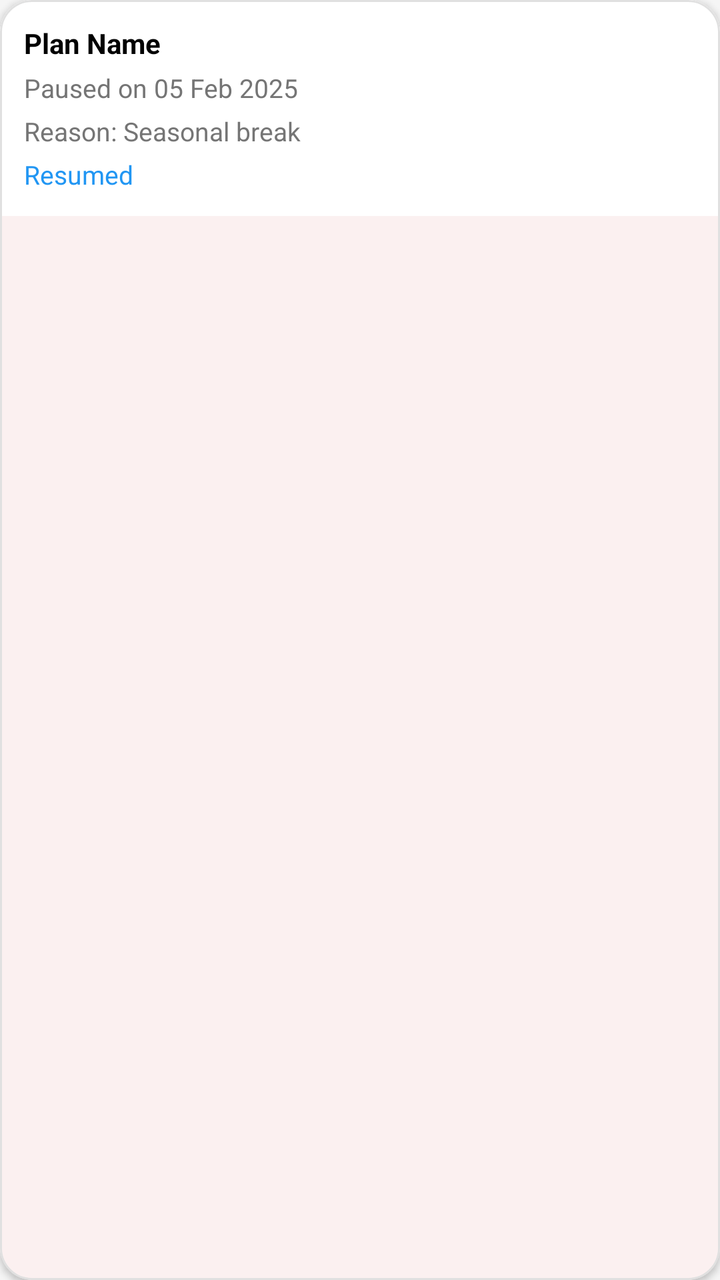
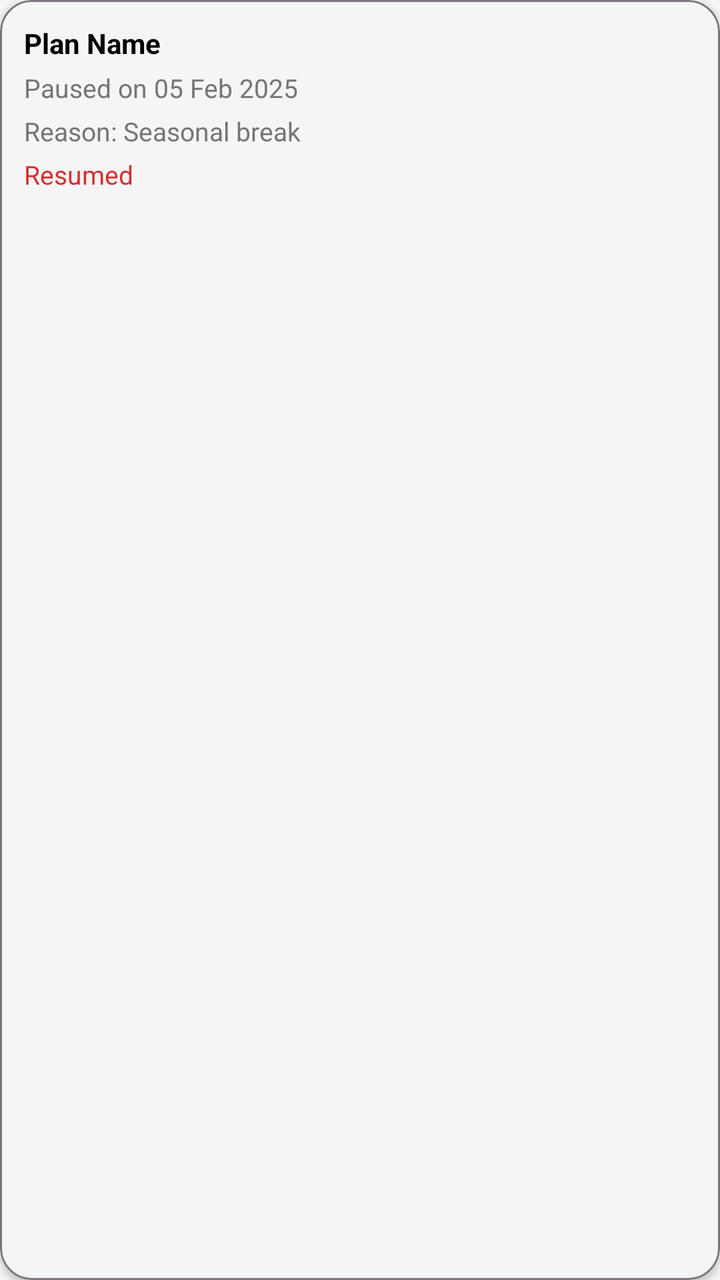

Screens rendered from an Android XML layout before and after an edit, with the pre-edit source and the edit as a unified diff.
<!-- AndroidManifest.xml: application theme Theme.SVDAgency -->
<!-- res/layout/user_subscription_pause_item.xml -->
<?xml version="1.0" encoding="utf-8"?>
<com.google.android.material.card.MaterialCardView xmlns:android="http://schemas.android.com/apk/res/android"
    xmlns:app="http://schemas.android.com/apk/res-auto"
    android:layout_width="match_parent"
    android:layout_height="wrap_content"
    android:layout_marginBottom="@dimen/spacing_small"
    app:cardElevation="2dp"
    app:cardCornerRadius="16dp"
    app:strokeColor="@color/divider_line"
    app:strokeWidth="1dp"
    app:cardBackgroundColor="@color/card_background">

    <LinearLayout
        android:layout_width="match_parent"
        android:layout_height="wrap_content"
        android:background="?attr/colorSurface"
        android:orientation="vertical"
        android:padding="@dimen/spacing_medium">

        <TextView
            android:id="@+id/tvPausePlan"
            android:layout_width="wrap_content"
            android:layout_height="wrap_content"
            android:text="Plan Name"
            android:textColor="@color/textColorPrimary"
            android:textStyle="bold"
            android:textSize="@dimen/text_size_medium" />

        <TextView
            android:id="@+id/tvPauseDates"
            android:layout_width="wrap_content"
            android:layout_height="wrap_content"
            android:text="Paused on 05 Feb 2025"
            android:textColor="@color/textColorSecondary"
            android:textSize="@dimen/text_size_small"
            android:layout_marginTop="@dimen/spacing_tiny" />

        <TextView
            android:id="@+id/tvPauseReason"
            android:layout_width="match_parent"
            android:layout_height="wrap_content"
            android:text="Reason: Seasonal break"
            android:textColor="@color/textColorSecondary"
            android:textSize="@dimen/text_size_small"
            android:layout_marginTop="@dimen/spacing_tiny" />

        <TextView
            android:id="@+id/tvPauseStatus"
            android:layout_width="wrap_content"
            android:layout_height="wrap_content"
            android:text="Resumed"
            android:textColor="@color/brand_blue"
            android:textSize="@dimen/text_size_small"
            android:layout_marginTop="@dimen/spacing_tiny" />

    </LinearLayout>
</com.google.android.material.card.MaterialCardView>
<!-- resources referenced by this layout -->
<resources>
  <color name="brand_blue">#2196F3</color>
  <color name="card_background">#FFFFFF</color>
  <color name="divider_line">#E0E0E0</color>
  <color name="textColorPrimary">#000000</color>
  <color name="textColorSecondary">#757575</color>
  <dimen name="spacing_medium">12dp</dimen>
  <dimen name="spacing_small">8dp</dimen>
  <dimen name="spacing_tiny">4dp</dimen>
  <dimen name="text_size_medium">14sp</dimen>
  <dimen name="text_size_small">13sp</dimen>
  <style name="Theme.SVDAgency" parent="Theme.Material3.Light.NoActionBar">
          
          <item name="colorPrimary">@color/brand_red</item>
          <item name="colorOnPrimary">@color/white</item>
          <item name="colorPrimaryContainer">@color/brand_red_dark</item>
          <item name="colorOnPrimaryContainer">@color/white</item>
  
          
          <item name="colorSecondary">@color/colorAccent</item>
          <item name="colorOnSecondary">@color/white</item>
          <item name="colorSecondaryContainer">@color/white</item>
          <item name="colorOnSecondaryContainer">@color/black</item>
  
          <item name="colorSurface">@color/surface_background</item>
          <item name="colorOnSurface">@color/textColorPrimary</item>
          <item name="colorSurfaceVariant">@color/surface_variant</item>
          <item name="colorOnSurfaceVariant">@color/textColorSecondary</item>
          <item name="colorBackground">@color/window_background</item>
  
          <item name="colorSurfaceContainer">@color/surface_background</item>
          <item name="colorSurfaceContainerHigh">@color/surface_background</item>
          <item name="colorSurfaceContainerHighest">@color/surface_background</item>
          <item name="colorSurfaceContainerLow">@color/surface_background</item>
          <item name="colorSurfaceContainerLowest">@color/surface_background</item>
  
          
          <item name="android:statusBarColor">@color/brand_red</item>
          <item name="android:windowLightStatusBar" tools:targetApi="m">false</item>
  
          
          <item name="android:windowBackground">@color/window_background</item>
  
          
          <item name="materialCardViewStyle">@style/Widget.App.CardView</item>
  
          
          <item name="navigationViewStyle">@style/Widget.App.NavigationView</item>
  
          
          <item name="bottomNavigationStyle">@style/Widget.App.BottomNavigationView</item>
      </style>
  <color name="brand_red">#D32F2F</color>
  <color name="white">#FFFFFFFF</color>
  <color name="brand_red_dark">#B71C1C</color>
  <color name="colorAccent">#FF5252</color>
  <color name="black">#FF000000</color>
  <color name="surface_background">#FFFFFF</color>
  <color name="surface_variant">#F5F5F5</color>
  <color name="window_background">#F5F5F5</color>
  <style name="Widget.App.CardView" parent="Widget.Material3.CardView.Elevated">
          <item name="cardBackgroundColor">@color/card_background</item>
          <item name="cardElevation">2dp</item>
          <item name="strokeWidth">1dp</item>
          <item name="strokeColor">@color/card_stroke_color</item>
      </style>
  <style name="Widget.App.NavigationView" parent="Widget.Material3.NavigationView">
          <item name="backgroundTint">@color/drawer_background</item>
          <item name="elevation">0dp</item>
          <item name="itemTextColor">@color/drawer_nav_item_colors</item>
          <item name="itemIconTint">@color/drawer_nav_icon_colors</item>
      </style>
  <style name="Widget.App.BottomNavigationView" parent="Widget.Material3.BottomNavigationView">
          <item name="backgroundTint">@color/surface_background</item>
          <item name="itemTextColor">@color/textColorSecondary</item>
          <item name="itemIconTint">@color/textColorSecondary</item>
      </style>
  <color name="card_stroke_color">#E0E0E0</color>
  <color name="drawer_background">#FFFFFF</color>
</resources>

<!-- the commit's change to res/layout/user_subscription_pause_item.xml (unified diff, before → after) -->
@@ -6,14 +6,13 @@
     android:layout_marginBottom="@dimen/spacing_small"
     app:cardElevation="2dp"
     app:cardCornerRadius="16dp"
-    app:strokeColor="@color/divider_line"
+    app:strokeColor="?attr/colorOutline"
     app:strokeWidth="1dp"
-    app:cardBackgroundColor="@color/card_background">
+    app:cardBackgroundColor="?attr/colorSurfaceVariant">
 
     <LinearLayout
         android:layout_width="match_parent"
         android:layout_height="wrap_content"
-        android:background="?attr/colorSurface"
         android:orientation="vertical"
         android:padding="@dimen/spacing_medium">
 
@@ -22,7 +21,7 @@
             android:layout_width="wrap_content"
             android:layout_height="wrap_content"
             android:text="Plan Name"
-            android:textColor="@color/textColorPrimary"
+            android:textColor="?attr/colorOnSurface"
             android:textStyle="bold"
             android:textSize="@dimen/text_size_medium" />
 
@@ -31,7 +30,7 @@
             android:layout_width="wrap_content"
             android:layout_height="wrap_content"
             android:text="Paused on 05 Feb 2025"
-            android:textColor="@color/textColorSecondary"
+            android:textColor="?attr/colorOnSurfaceVariant"
             android:textSize="@dimen/text_size_small"
             android:layout_marginTop="@dimen/spacing_tiny" />
 
@@ -40,7 +39,7 @@
             android:layout_width="match_parent"
             android:layout_height="wrap_content"
             android:text="Reason: Seasonal break"
-            android:textColor="@color/textColorSecondary"
+            android:textColor="?attr/colorOnSurfaceVariant"
             android:textSize="@dimen/text_size_small"
             android:layout_marginTop="@dimen/spacing_tiny" />
 
@@ -49,7 +48,7 @@
             android:layout_width="wrap_content"
             android:layout_height="wrap_content"
             android:text="Resumed"
-            android:textColor="@color/brand_blue"
+            android:textColor="?attr/colorPrimary"
             android:textSize="@dimen/text_size_small"
             android:layout_marginTop="@dimen/spacing_tiny" />
 
<!-- resource entries referenced after the edit -->
@@ -1,8 +1,6 @@
 <!-- resources referenced by this layout -->
 <resources>
-  <color name="brand_blue">#2196F3</color>
   <color name="card_background">#FFFFFF</color>
-  <color name="divider_line">#E0E0E0</color>
   <color name="textColorPrimary">#000000</color>
   <color name="textColorSecondary">#757575</color>
   <dimen name="spacing_medium">12dp</dimen>
